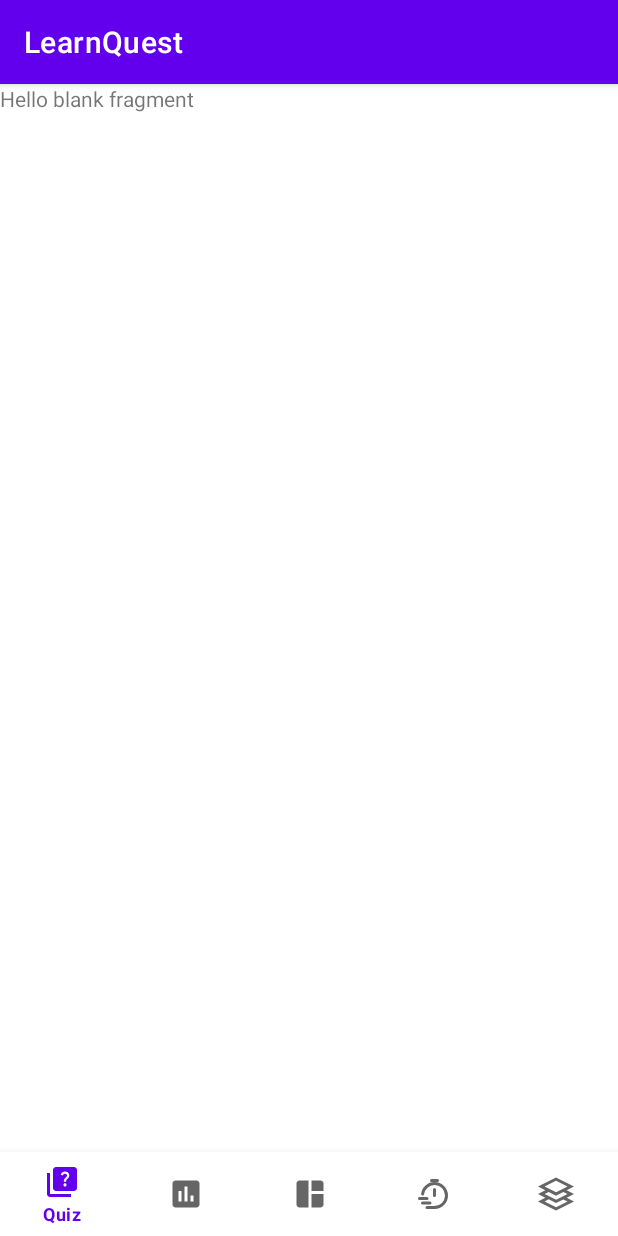
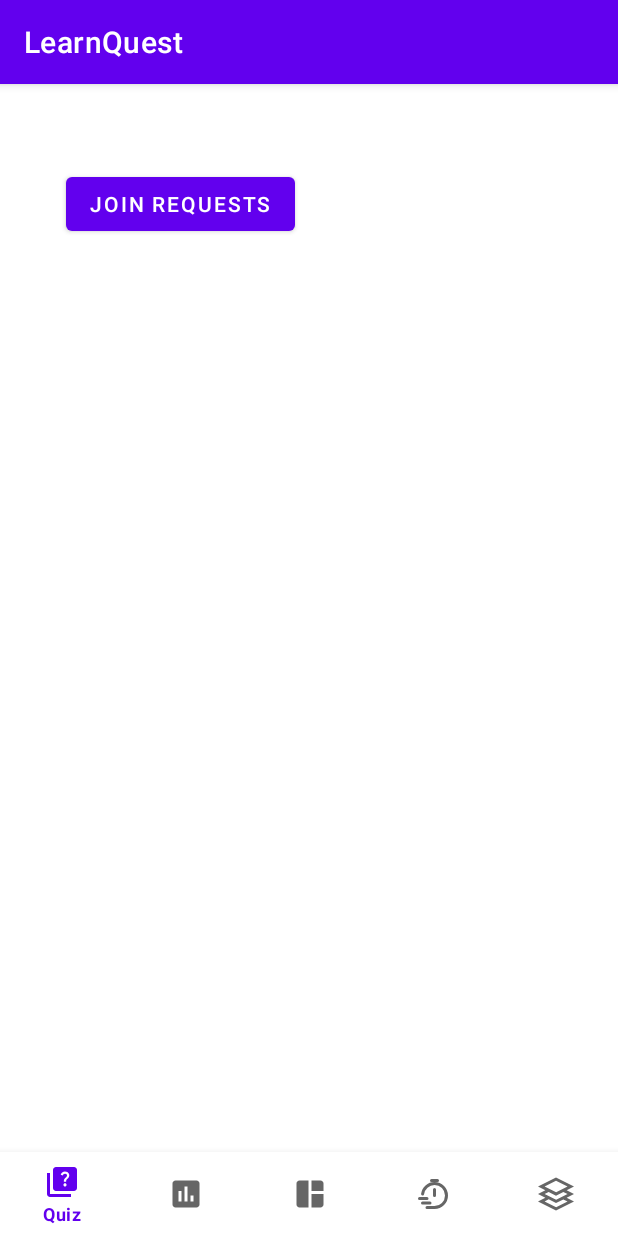
Before and after one commit to Maartens-Mathew/LearnQuest, an Android app: the GroupHomeFragment screen opened directly, with no data from a screen before it, on a phone screen of 412 x 824 dp. Run offline under Robolectric (Android 15) with nearby library versions, the phone set to English and light mode, and no system bars; our stand-ins replace data binding.

Commit message:
Made changes

```diff
--- a/app/src/main/java/com/example/learnquest/LoginRegister/Dashboard/SelectGroups/GroupDashboard/Home/GroupHomeFragment.java
+++ b/app/src/main/java/com/example/learnquest/LoginRegister/Dashboard/SelectGroups/GroupDashboard/Home/GroupHomeFragment.java
@@ -1,13 +1,18 @@
 package com.example.learnquest.LoginRegister.Dashboard.SelectGroups.GroupDashboard.Home;
 
+import android.content.Intent;
 import android.os.Bundle;
 
+import androidx.annotation.NonNull;
+import androidx.annotation.Nullable;
 import androidx.fragment.app.Fragment;
 
 import android.view.LayoutInflater;
 import android.view.View;
 import android.view.ViewGroup;
+import android.widget.Button;
 
+import com.example.learnquest.LoginRegister.Dashboard.SelectGroups.GroupDashboard.PendingUsersActivity;
 import com.example.learnquest.R;
 
 /**
@@ -58,6 +63,16 @@ public class GroupHomeFragment extends Fragment {
     }
 
     @Override
+    public void onViewCreated(@NonNull View view, @Nullable Bundle savedInstanceState) {
+        super.onViewCreated(view, savedInstanceState);
+        Button btnJoinRequest = view.findViewById(R.id.join_requests_button_group_home_fragment);
+        btnJoinRequest.setOnClickListener(v ->{
+            Intent intent = new Intent(getContext(), PendingUsersActivity.class);
+            startActivity(intent);
+        });
+    }
+
+    @Override
     public View onCreateView(LayoutInflater inflater, ViewGroup container,
                              Bundle savedInstanceState) {
         // Inflate the layout for this fragment
--- a/app/src/main/java/com/example/learnquest/LoginRegister/Dashboard/SelectGroups/GroupDashboard/PendingAdapter.java
+++ b/app/src/main/java/com/example/learnquest/LoginRegister/Dashboard/SelectGroups/GroupDashboard/PendingAdapter.java
@@ -83,7 +83,7 @@ public class PendingAdapter extends RecyclerView.Adapter<PendingAdapter.PendingV
             });
             btnReject = itemView.findViewById(R.id.btnRejectPending);
             btnReject.setOnClickListener(view ->{
-                Call<Void> rejectionCall = App.api.deleteGroupMemberShip(user.userID, App.groupID);
+                Call<Void> rejectionCall = App.api.deleteGroupMembership("eq" + user.userID, "eq"+App.groupID);
                 Log.i(PENDING_ADAPTER, "start of database call");
                 rejectionCall.enqueue(new Callback<Void>() {
                     @Override
--- a/app/src/main/res/layout/fragment_group_dashboard.xml
+++ b/app/src/main/res/layout/fragment_group_dashboard.xml
@@ -1,14 +1,26 @@
 <?xml version="1.0" encoding="utf-8"?>
 <FrameLayout xmlns:android="http://schemas.android.com/apk/res/android"
+    xmlns:app="http://schemas.android.com/apk/res-auto"
     xmlns:tools="http://schemas.android.com/tools"
     android:layout_width="match_parent"
     android:layout_height="match_parent"
     tools:context=".LoginRegister.Dashboard.SelectGroups.GroupDashboard.Home.GroupHomeFragment">
 
     <!-- TODO: Update blank fragment layout -->
-    <TextView
+
+    <androidx.constraintlayout.widget.ConstraintLayout
         android:layout_width="match_parent"
-        android:layout_height="match_parent"
-        android:text="@string/hello_blank_fragment" />
+        android:layout_height="match_parent">
+
+        <Button
+            android:id="@+id/join_requests_button_group_home_fragment"
+            android:layout_width="wrap_content"
+            android:layout_height="wrap_content"
+            android:layout_marginStart="44dp"
+            android:layout_marginTop="56dp"
+            android:text="Join Requests"
+            app:layout_constraintStart_toStartOf="parent"
+            app:layout_constraintTop_toTopOf="parent" />
+    </androidx.constraintlayout.widget.ConstraintLayout>
 
 </FrameLayout>
```
Also changed, not shown: app/src/main/java/com/example/learnquest/Utils/database/SupabaseApi.java (+9 -2 lines).
